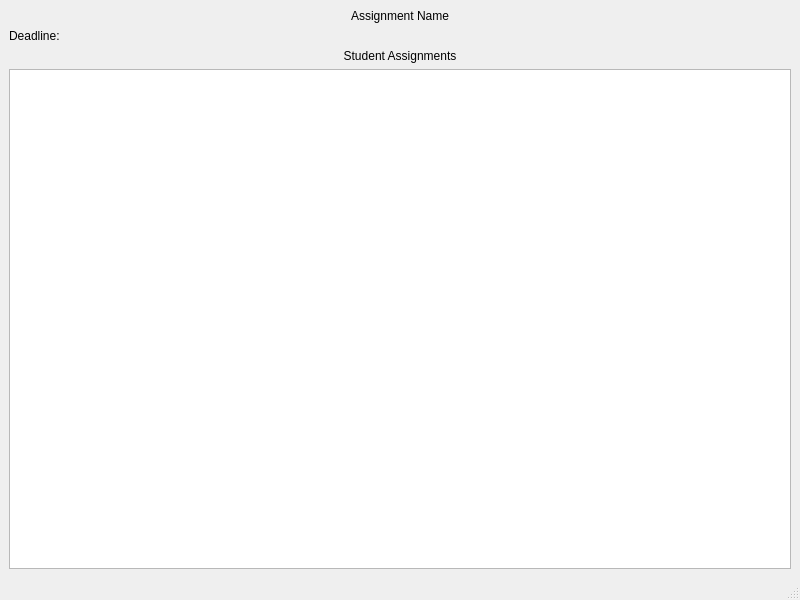
Oleksii-Adamov/OOP-4sem-project, file Client/Client/studentassignmentsessionswindow.ui: the form before one commit.
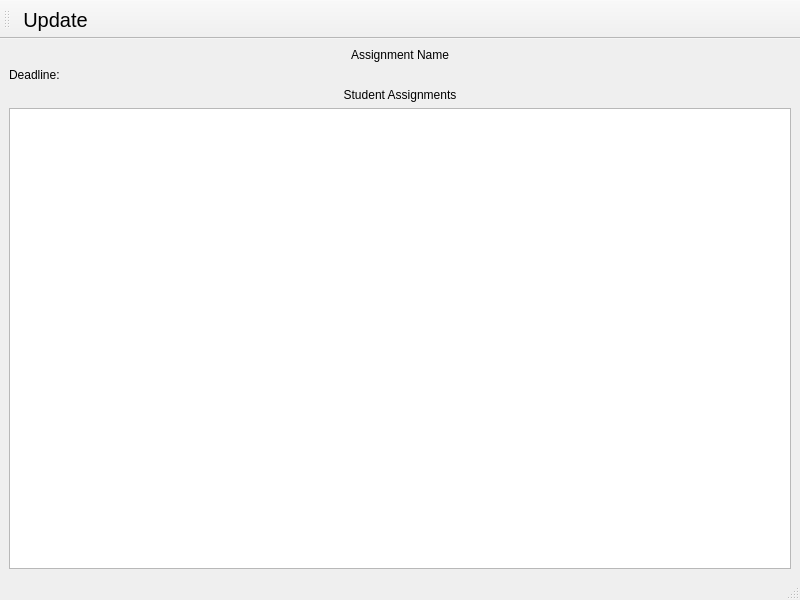
The form after the commit.

```diff
--- a/Client/Client/studentassignmentsessionswindow.ui
+++ b/Client/Client/studentassignmentsessionswindow.ui
@@ -58,6 +58,28 @@
    </property>
   </widget>
   <widget class="QStatusBar" name="statusbar"/>
+  <widget class="QToolBar" name="toolBar">
+   <property name="windowTitle">
+    <string>toolBar</string>
+   </property>
+   <attribute name="toolBarArea">
+    <enum>TopToolBarArea</enum>
+   </attribute>
+   <attribute name="toolBarBreak">
+    <bool>false</bool>
+   </attribute>
+   <addaction name="actionUpdate"/>
+  </widget>
+  <action name="actionUpdate">
+   <property name="text">
+    <string>Update</string>
+   </property>
+   <property name="font">
+    <font>
+     <pointsize>15</pointsize>
+    </font>
+   </property>
+  </action>
  </widget>
  <resources/>
  <connections/>
```
